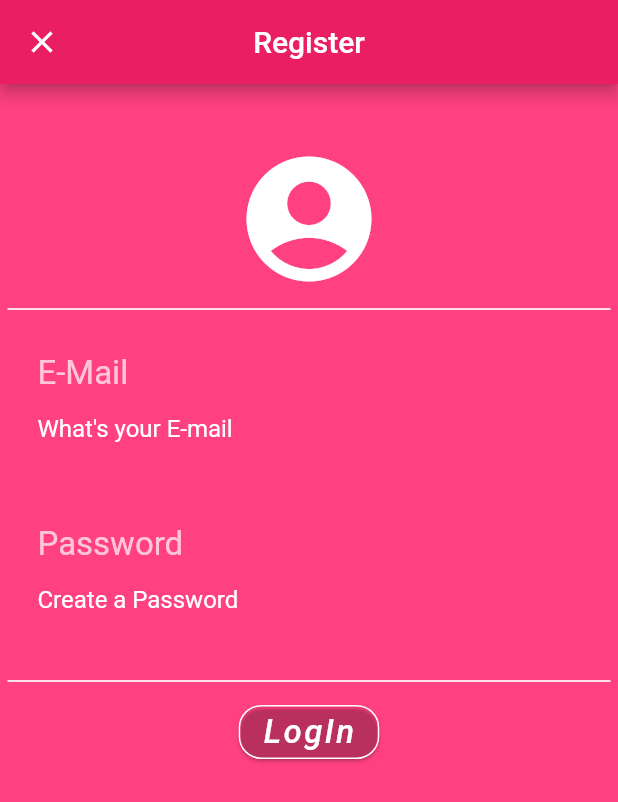
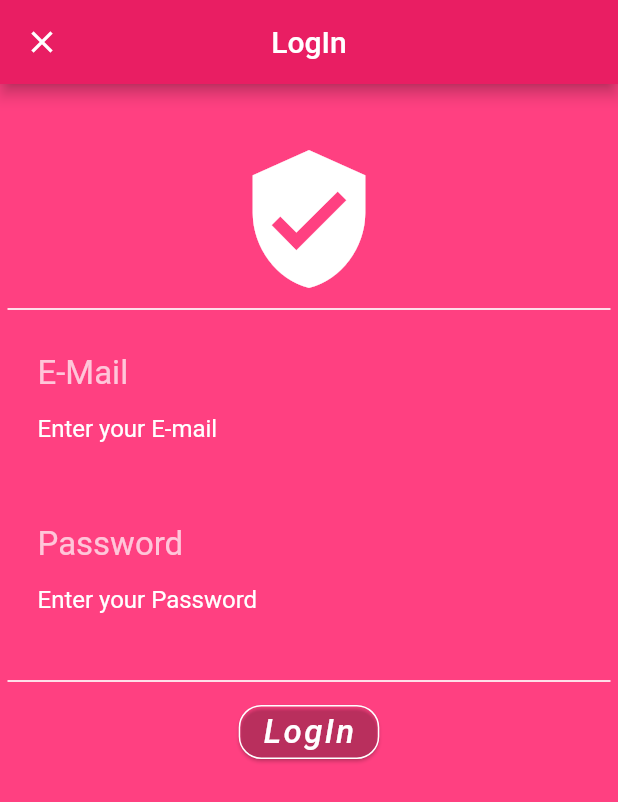
Before and after one commit to ideallyadarsh/ReckonUP, a Flutter app: the screen it shows after launch, after a tap on "ALREADY HAVE AN ACCOUNT?", on a phone screen of 412 x 824 dp. Shown: the top 802 px of the screen. Run offline on Flutter 3.47's test engine with Material 2 defaults, Android fonts, the light colour scheme and no system bars; our stand-ins replace firebase_auth; accounts and stored records are empty.

Commit message:
Register&Login

```diff
--- a/lib/Pages/Setup/signin.dart
+++ b/lib/Pages/Setup/login.dart
@@ -15,7 +15,7 @@ class _LoginPageState extends State<LoginPage> {
     return Scaffold(
       backgroundColor: Colors.pinkAccent,
       appBar: AppBar(
-        title: Text('Register'),
+        title: Text('LogIn'),
         backgroundColor: Colors.pink,
         centerTitle: true,
       ),
@@ -26,7 +26,7 @@ class _LoginPageState extends State<LoginPage> {
           child: Column(
             //mainAxisAlignment: MainAxisAlignment.center,
             children: <Widget>[
-              Icon(Icons.account_circle,color: Colors.white,size: 100.0,),
+              Icon(Icons.verified_user,color: Colors.white,size: 100.0,),
               Divider(height: 20,color: Colors.white,thickness: 1.1,),
               Padding(
                 padding: const EdgeInsets.all(20.0),
@@ -47,7 +47,7 @@ class _LoginPageState extends State<LoginPage> {
                         }
                       },
                       onSaved: (input)=>_email=input,
-                      decoration: InputDecoration(hintText: 'What\'s your E-mail',
+                      decoration: InputDecoration(hintText: 'Enter your E-mail',
                         hintStyle: TextStyle(
                           color: Colors.white,
                           fontSize: 16.0,
@@ -83,7 +83,7 @@ class _LoginPageState extends State<LoginPage> {
                           }
                         },
                         onSaved: (input)=>_password=input,
-                        decoration: InputDecoration(hintText: 'Create a Password',
+                        decoration: InputDecoration(hintText: 'Enter your Password',
                           hintStyle: TextStyle(
                             color: Colors.white,
                             fontSize: 16.0,
@@ -116,7 +116,7 @@ class _LoginPageState extends State<LoginPage> {
                     fontStyle: FontStyle.italic,
                     letterSpacing: 1.5,
                   ),),
-                onPressed:signIn,
+                onPressed:logIn,
               )
             ],
           ),
@@ -124,7 +124,7 @@ class _LoginPageState extends State<LoginPage> {
       ),
     );
   }
-  Future<void> signIn() async
+  Future<void> logIn() async
   {
     final formState= _formKey.currentState;
     if(formState.validate()){
--- a/lib/Pages/Setup/signup.dart
+++ b/lib/Pages/Setup/register.dart
@@ -2,7 +2,7 @@
 import 'package:firebase_auth/firebase_auth.dart';
 import 'package:flutter/cupertino.dart';
 import 'package:flutter/material.dart';
-import 'package:reckonup/Pages/Setup/signin.dart';
+import 'package:reckonup/Pages/Setup/login.dart';
 class SignUp extends StatefulWidget {
   @override
   _SignUpState createState() => _SignUpState();
@@ -117,7 +117,7 @@ class _SignUpState extends State<SignUp> {
                   fontStyle: FontStyle.italic,
                   letterSpacing: 1.5,
                 ),),
-                onPressed:signUp,
+                onPressed:register,
               )
             ],
           ),
@@ -125,7 +125,7 @@ class _SignUpState extends State<SignUp> {
       ),
     );
   }
-  Future<void> signUp() async
+  Future<void> register() async
   {
     final formState= _formKey.currentState;
     if(formState.validate()){
--- a/lib/Pages/Setup/welcome.dart
+++ b/lib/Pages/Setup/welcome.dart
@@ -1,6 +1,6 @@
 import 'package:flutter/material.dart';
-import 'package:reckonup/Pages/Setup/signin.dart';
-import 'package:reckonup/Pages/Setup/signup.dart';
+import 'package:reckonup/Pages/Setup/login.dart';
+import 'package:reckonup/Pages/Setup/register.dart';
 
 class WelcomePage extends StatefulWidget {
   @override
```
